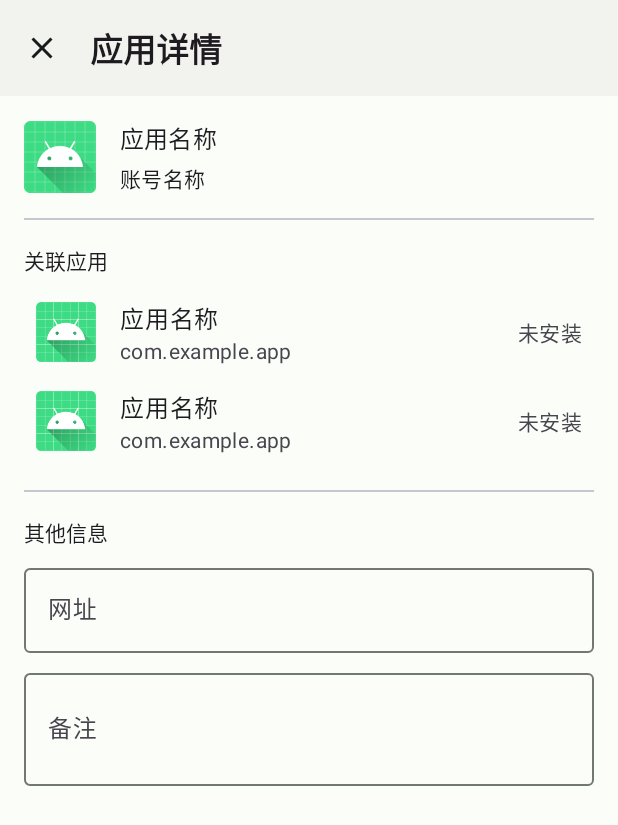
After one commit to XuanRanDev/CodeBook, an Android app: the layout fragment_app_detail.xml on its own in the app's theme, with its tools: preview values and no code run, on a phone screen of 412 x 824 dp. The commit adds this screen. Shown: the top 825 px of the screen. Run offline under Robolectric (Android 15) with nearby library versions, the phone set to English and light mode, and no system bars.

Commit message:
feat:初步实现应用详情

```diff
--- a/app/build.gradle.kts
+++ b/app/build.gradle.kts
@@ -3,6 +3,7 @@ plugins {
     alias(libs.plugins.kotlin.android)
     // 添加 kapt 插件
     kotlin("kapt")
+    id("kotlin-parcelize")
 }
 
 android {
--- a/app/src/main/java/dev/xuanran/codebook/model/App.kt
+++ b/app/src/main/java/dev/xuanran/codebook/model/App.kt
@@ -1,8 +1,11 @@
 package dev.xuanran.codebook.model
 
+import android.os.Parcelable
 import androidx.room.Entity
 import androidx.room.PrimaryKey
+import kotlinx.parcelize.Parcelize
 
+@Parcelize
 @Entity(tableName = "apps")
 data class App(
     @PrimaryKey(autoGenerate = true)
@@ -15,4 +18,4 @@ data class App(
     val remark: String? = null,
     val createdAt: Long = System.currentTimeMillis(),
     val updatedAt: Long = System.currentTimeMillis()
-)
+) : Parcelable
--- a/app/src/main/java/dev/xuanran/codebook/ui/fragment/AppListFragment.kt
+++ b/app/src/main/java/dev/xuanran/codebook/ui/fragment/AppListFragment.kt
@@ -53,6 +53,10 @@ class AppListFragment : Fragment(), FabClickListener {
             },
             onItemLongClick = { app ->
                 showEditDialog(app)
+            },
+            onItemClick = { app ->
+                AppDetailDialogFragment.newInstance(app)
+                    .show(childFragmentManager, "AppDetail")
             }
         )
         binding.recyclerView.adapter = adapter
--- /dev/null
+++ b/app/src/main/res/drawable/ic_close.xml
@@ -0,0 +1,10 @@
+<?xml version="1.0" encoding="utf-8"?>
+<vector xmlns:android="http://schemas.android.com/apk/res/android"
+    android:width="24dp"
+    android:height="24dp"
+    android:viewportWidth="24"
+    android:viewportHeight="24">
+    <path
+        android:fillColor="?attr/colorOnSurface"
+        android:pathData="M19,6.41L17.59,5 12,10.59 6.41,5 5,6.41 10.59,12 5,17.59 6.41,19 12,13.41 17.59,19 19,17.59 13.41,12z"/>
+</vector>
--- /dev/null
+++ b/app/src/main/res/layout/fragment_app_detail.xml
@@ -0,0 +1,137 @@
+<?xml version="1.0" encoding="utf-8"?>
+<androidx.coordinatorlayout.widget.CoordinatorLayout xmlns:android="http://schemas.android.com/apk/res/android"
+    xmlns:app="http://schemas.android.com/apk/res-auto"
+    xmlns:tools="http://schemas.android.com/tools"
+    android:layout_width="match_parent"
+    android:layout_height="match_parent"
+    android:background="@color/md_theme_surface">
+
+    <com.google.android.material.appbar.AppBarLayout
+        android:layout_width="match_parent"
+        android:layout_height="wrap_content">
+
+        <com.google.android.material.appbar.MaterialToolbar
+            android:id="@+id/toolbar"
+            android:layout_width="match_parent"
+            android:layout_height="?attr/actionBarSize"
+            app:navigationIcon="@drawable/ic_close"
+            app:title="应用详情" />
+
+    </com.google.android.material.appbar.AppBarLayout>
+
+    <androidx.core.widget.NestedScrollView
+        android:layout_width="match_parent"
+        android:layout_height="match_parent"
+        app:layout_behavior="@string/appbar_scrolling_view_behavior">
+
+        <LinearLayout
+            android:layout_width="match_parent"
+            android:layout_height="wrap_content"
+            android:orientation="vertical"
+            android:padding="16dp">
+
+            <LinearLayout
+                android:layout_width="match_parent"
+                android:layout_height="wrap_content"
+                android:gravity="center_vertical"
+                android:orientation="horizontal">
+
+                <ImageView
+                    android:id="@+id/iv_app_icon"
+                    android:layout_width="48dp"
+                    android:layout_height="48dp"
+                    tools:src="@mipmap/ic_launcher" />
+
+                <LinearLayout
+                    android:layout_width="match_parent"
+                    android:layout_height="wrap_content"
+                    android:layout_marginStart="16dp"
+                    android:orientation="vertical">
+
+                    <TextView
+                        android:id="@+id/tv_app_name"
+                        android:layout_width="wrap_content"
+                        android:layout_height="wrap_content"
+                        android:textAppearance="?attr/textAppearanceTitleMedium"
+                        tools:text="应用名称" />
+
+                    <TextView
+                        android:id="@+id/tv_account_name"
+                        android:layout_width="wrap_content"
+                        android:layout_height="wrap_content"
+                        android:layout_marginTop="4dp"
+                        android:textAppearance="?attr/textAppearanceBodyMedium"
+                        tools:text="账号名称" />
+
+                </LinearLayout>
+
+            </LinearLayout>
+
+            <com.google.android.material.divider.MaterialDivider
+                android:layout_width="match_parent"
+                android:layout_height="wrap_content"
+                android:layout_marginVertical="16dp" />
+
+            <TextView
+                android:layout_width="wrap_content"
+                android:layout_height="wrap_content"
+                android:text="关联应用"
+                android:textAppearance="?attr/textAppearanceTitleSmall" />
+
+            <androidx.recyclerview.widget.RecyclerView
+                android:id="@+id/rv_linked_apps"
+                android:layout_width="match_parent"
+                android:layout_height="wrap_content"
+                android:layout_marginTop="8dp"
+                android:nestedScrollingEnabled="false"
+                app:layoutManager="androidx.recyclerview.widget.LinearLayoutManager"
+                tools:itemCount="2"
+                tools:listitem="@layout/item_linked_app" />
+
+            <com.google.android.material.divider.MaterialDivider
+                android:layout_width="match_parent"
+                android:layout_height="wrap_content"
+                android:layout_marginVertical="16dp" />
+
+            <TextView
+                android:layout_width="wrap_content"
+                android:layout_height="wrap_content"
+                android:text="其他信息"
+                android:textAppearance="?attr/textAppearanceTitleSmall" />
+
+            <com.google.android.material.textfield.TextInputLayout
+                android:layout_width="match_parent"
+                android:layout_height="wrap_content"
+                android:layout_marginTop="8dp"
+                android:hint="网址">
+
+                <com.google.android.material.textfield.TextInputEditText
+                    android:id="@+id/et_url"
+                    android:layout_width="match_parent"
+                    android:layout_height="wrap_content"
+                    android:enabled="false"
+                    android:inputType="textUri" />
+
+            </com.google.android.material.textfield.TextInputLayout>
+
+            <com.google.android.material.textfield.TextInputLayout
+                android:layout_width="match_parent"
+                android:layout_height="wrap_content"
+                android:layout_marginTop="8dp"
+                android:hint="备注">
+
+                <com.google.android.material.textfield.TextInputEditText
+                    android:id="@+id/et_remark"
+                    android:layout_width="match_parent"
+                    android:layout_height="wrap_content"
+                    android:enabled="false"
+                    android:inputType="textMultiLine"
+                    android:minLines="2" />
+
+            </com.google.android.material.textfield.TextInputLayout>
+
+        </LinearLayout>
+
+    </androidx.core.widget.NestedScrollView>
+
+</androidx.coordinatorlayout.widget.CoordinatorLayout>
--- /dev/null
+++ b/app/src/main/res/layout/item_linked_app.xml
@@ -0,0 +1,49 @@
+<?xml version="1.0" encoding="utf-8"?>
+<LinearLayout xmlns:android="http://schemas.android.com/apk/res/android"
+    xmlns:tools="http://schemas.android.com/tools"
+    android:layout_width="match_parent"
+    android:layout_height="wrap_content"
+    android:gravity="center_vertical"
+    android:orientation="horizontal"
+    android:padding="8dp">
+
+    <ImageView
+        android:id="@+id/iv_app_icon"
+        android:layout_width="40dp"
+        android:layout_height="40dp"
+        tools:src="@mipmap/ic_launcher" />
+
+    <LinearLayout
+        android:layout_width="0dp"
+        android:layout_height="wrap_content"
+        android:layout_marginStart="16dp"
+        android:layout_weight="1"
+        android:orientation="vertical">
+
+        <TextView
+            android:id="@+id/tv_app_name"
+            android:layout_width="wrap_content"
+            android:layout_height="wrap_content"
+            android:textAppearance="?attr/textAppearanceBodyLarge"
+            tools:text="应用名称" />
+
+        <TextView
+            android:id="@+id/tv_package_name"
+            android:layout_width="wrap_content"
+            android:layout_height="wrap_content"
+            android:textAppearance="?attr/textAppearanceBodyMedium"
+            android:textColor="?android:textColorSecondary"
+            tools:text="com.example.app" />
+
+    </LinearLayout>
+
+    <TextView
+        android:id="@+id/tv_status"
+        android:layout_width="wrap_content"
+        android:layout_height="wrap_content"
+        android:layout_marginStart="8dp"
+        android:textAppearance="?attr/textAppearanceBodyMedium"
+        android:textColor="?android:textColorSecondary"
+        tools:text="未安装" />
+
+</LinearLayout>
```
Also changed, not shown: app/src/main/java/dev/xuanran/codebook/ui/adapter/AppAdapter.kt (+11 -3 lines), app/src/main/java/dev/xuanran/codebook/ui/adapter/LinkedAppAdapter.kt (added, +66 -0 lines), app/src/main/java/dev/xuanran/codebook/ui/fragment/AppDetailDialogFragment.kt (added, +115 -0 lines), app/src/main/res/anim/slide_down.xml (added, +7 -0 lines), app/src/main/res/anim/slide_up.xml (added, +7 -0 lines), app/src/main/res/values/strings.xml (+10 -0 lines), app/src/main/res/values/themes.xml (+29 -0 lines).
